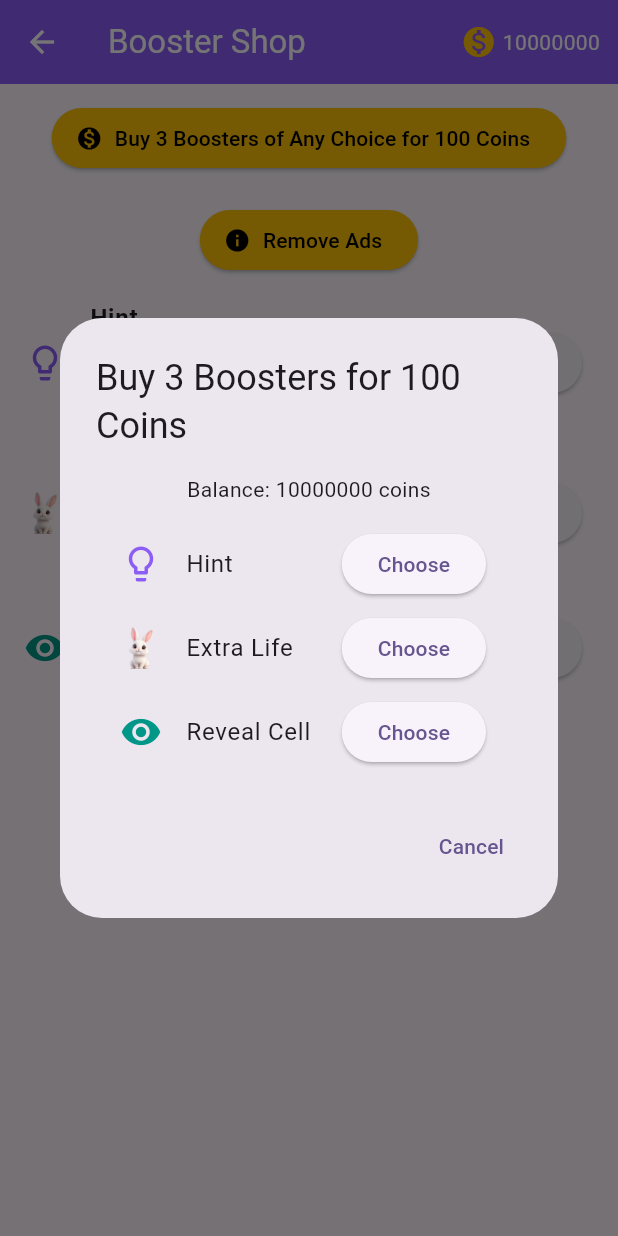
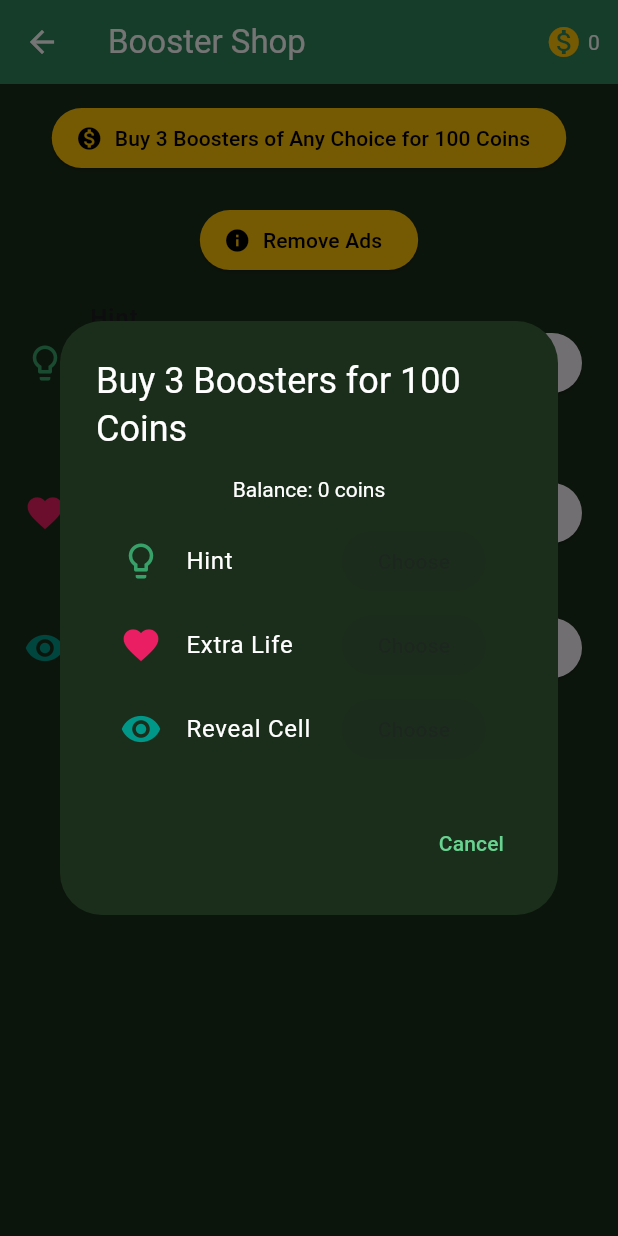
Before and after one commit to zuhaibranaa/bunny_doku, a Flutter app: the BoosterShopScreen screen opened by its route, after a tap on "Buy 3 Boosters of Any Choice for 100 Coi", on a phone screen of 412 x 824 dp. Run offline on Flutter 3.47's test engine with Material 3 defaults, Android fonts, the light colour scheme and no system bars; our stand-ins replace google_mobile_ads, in_app_purchase, shared_preferences; accounts and stored records are empty; network calls fail.

Commit message:
Use natural green theming across app, update map/shop/dialogs, fix booster ads

```diff
--- a/lib/data/repositories/stage_repository.dart
+++ b/lib/data/repositories/stage_repository.dart
@@ -56,10 +56,6 @@ class StageRepository {
   int getUnlockedStageIndex() {
     // Only progression-based unlocking: stage N+1 unlocks when stage N is completed.
     // All stages are locked initially except stage 1 (default unlockedStageIndex = 1).
-    // For testing, unlock all stages
-    if (LocalStorage.unlockedStageIndex < 1000) {
-      unawaited(LocalStorage.setUnlockedStageIndex(1000));
-    }
     return LocalStorage.unlockedStageIndex;
   }
 
--- a/lib/data/repositories/user_repository.dart
+++ b/lib/data/repositories/user_repository.dart
@@ -6,26 +6,16 @@ class UserRepository {
   UserModel? _cachedUser;
 
   UserModel getOrCreateUser() {
-    if (_cachedUser != null) {
-      if (_cachedUser!.totalCoins < 10000000) {
-        _cachedUser!.totalCoins = 10000000;
-        LocalStorage.setUser(_cachedUser!);
-      }
-      return _cachedUser!;
-    }
+    if (_cachedUser != null) return _cachedUser!;
 
     final existing = LocalStorage.user;
     if (existing != null) {
-      if (existing.totalCoins < 10000000) {
-        existing.totalCoins = 10000000;
-        LocalStorage.setUser(existing);
-      }
       _cachedUser = existing;
       return existing;
     }
 
     final userId = DateTime.now().millisecondsSinceEpoch.toString();
-    final user = UserModel(userId: userId, totalCoins: 10000000);
+    final user = UserModel(userId: userId);
     LocalStorage.setUserId(userId);
     LocalStorage.setUser(user);
     _cachedUser = user;
--- a/lib/main.dart
+++ b/lib/main.dart
@@ -94,7 +94,7 @@ class RabitDokuApp extends StatelessWidget {
           ),
         ),
         ChangeNotifierProvider(
-          create: (_) => AdProvider(userRepo: userRepo),
+          create: (_) => AdProvider(userRepo),
         ),
         ChangeNotifierProvider(
           create: (_) => BoosterProvider(boosterRepo: boosterRepo),
--- a/lib/presentation/providers/ad_provider.dart
+++ b/lib/presentation/providers/ad_provider.dart
@@ -20,7 +20,7 @@ class AdProvider extends ChangeNotifier {
   bool _isBannerLoaded = false;
   String? _error;
 
-  AdProvider({required UserRepository userRepo}) : _userRepo = userRepo;
+  AdProvider([UserRepository? userRepo]) : _userRepo = userRepo ?? UserRepository();
 
   bool get isInterstitialLoaded => _isInterstitialLoaded;
   bool get isRewardedLoaded => _isRewardedLoaded;
--- a/lib/presentation/providers/booster_provider.dart
+++ b/lib/presentation/providers/booster_provider.dart
@@ -3,16 +3,19 @@ import 'package:flutter/foundation.dart';
 import '../../data/repositories/booster_repository.dart';
 import '../../domain/entities/booster_entity.dart';
 import '../../config/booster_config.dart';
+import 'ad_provider.dart';
 
 class BoosterProvider extends ChangeNotifier {
   final BoosterRepository _boosterRepo;
+  final AdProvider? _adProvider;
 
   Map<String, int> _inventory = {};
   bool _isLoading = true;
   List<BoosterEntity> _boosters = [];
 
-  BoosterProvider({required BoosterRepository boosterRepo})
-      : _boosterRepo = boosterRepo;
+  BoosterProvider({required BoosterRepository boosterRepo, AdProvider? adProvider})
+      : _boosterRepo = boosterRepo,
+        _adProvider = adProvider;
 
   Map<String, int> get inventory => _inventory;
   List<BoosterEntity> get boosters => _boosters;
@@ -75,6 +78,16 @@ class BoosterProvider extends ChangeNotifier {
   }
 
   Future<void> buyBoosterWithAd(String boosterId) async {
-    await add(boosterId, 1);
+    if (_adProvider == null) {
+      await add(boosterId, 1);
+      return;
+    }
+    final shown = await _adProvider!.showRewardedAd((_, reward) async {
+      await add(boosterId, 1);
+    });
+    if (!shown) {
+      // Fallback to giving booster if ad fails
+      await add(boosterId, 1);
+    }
   }
 }
--- a/lib/presentation/screens/booster_shop_screen.dart
+++ b/lib/presentation/screens/booster_shop_screen.dart
@@ -2,6 +2,7 @@ import 'package:flutter/material.dart';
 
 import '../../domain/entities/booster_entity.dart';
 import '../widgets/rabbit_icon.dart';
+import 'game_screen.dart';
 
 /// Shop screen where players buy boosters with money or ads.
 class BoosterShopScreen extends StatefulWidget {
@@ -40,9 +41,10 @@ class _BoosterShopScreenState extends State<BoosterShopScreen> {
     final onBuyWithCoins = widget.onBuyWithCoins;
 
     return Scaffold(
+      backgroundColor: kCream,
       appBar: AppBar(
         title: const Text('Booster Shop'),
-        backgroundColor: const Color(0xFF8B5CF6),
+        backgroundColor: kMauve,
         foregroundColor: Colors.white,
         actions: [
           Padding(
@@ -124,17 +126,20 @@ class _BoosterShopScreenState extends State<BoosterShopScreen> {
     showDialog(
       context: context,
       builder: (dialogContext) => AlertDialog(
-        title: const Text('Buy 3 Boosters for 100 Coins'),
+        backgroundColor: kCream,
+        title: const Text('Buy 3 Boosters for 100 Coins', style: TextStyle(color: Colors.white)),
+        contentTextStyle: const TextStyle(color: Colors.white),
         content: Column(
           mainAxisSize: MainAxisSize.min,
           children: [
-            Text('Balance: $_balance coins'),
+            Text('Balance: $_balance coins', style: const TextStyle(color: Colors.white)),
             const SizedBox(height: 12),
             for (final b in widget.boosters)
               ListTile(
                 leading: _boosterIcon(b.id),
-                title: Text(b.name),
+                title: Text(b.name, style: const TextStyle(color: Colors.white)),
                 trailing: ElevatedButton(
+                  style: ElevatedButton.styleFrom(backgroundColor: kOrange, foregroundColor: Colors.white),
                   onPressed: _balance >= 100
                       ? () async {
                           final bought = await widget.onBuyWithCoins?.call(b.id);
@@ -155,7 +160,7 @@ class _BoosterShopScreenState extends State<BoosterShopScreen> {
         actions: [
           TextButton(
             onPressed: () => Navigator.pop(dialogContext),
-            child: const Text('Cancel'),
+            child: Text('Cancel', style: TextStyle(color: kGold)),
           ),
         ],
       ),
@@ -163,12 +168,14 @@ class _BoosterShopScreenState extends State<BoosterShopScreen> {
   }
   Widget _boosterIcon(String id) {
     if (id.contains('hint')) {
-      return const Icon(Icons.lightbulb_outline, color: Color(0xFF8B5CF6), size: 28);
+      return const Icon(Icons.lightbulb_outline, color: Color(0xFF38A169), size: 28);
     }
     if (id.contains('reveal')) {
       return const Icon(Icons.remove_red_eye, color: Colors.teal, size: 28);
     }
-    // undo booster is removed from UI
+    if (id.contains('extra_life')) {
+      return const Icon(Icons.favorite, color: Colors.pink, size: 28);
+    }
     return const RabbitIcon(size: 28);
   }
 }
--- a/lib/presentation/screens/game_screen.dart
+++ b/lib/presentation/screens/game_screen.dart
@@ -23,10 +23,10 @@ import '../../utils/rules_engine.dart';
 bool get _isMobile => Platform.isAndroid || Platform.isIOS;
 
 /// Cream / mauve theme matching the reference game.
-const Color kCream = Color(0xFFFFF7F0);
-const Color kMauve = Color(0xFF8B6B6B);
-const Color kOrange = Color(0xFFF5A623);
-const Color kGold = Color(0xFFF0C419);
+const Color kCream = Color(0xFF1B2E1B);
+const Color kMauve = Color(0xFF2F855A);
+const Color kOrange = Color(0xFF38A169);
+const Color kGold = Color(0xFF68D391);
 
 /// The 10x10 Rabit_doku game board — Meowdoku-style controls & animations.
 ///
--- a/lib/presentation/screens/map_screen.dart
+++ b/lib/presentation/screens/map_screen.dart
@@ -13,6 +13,11 @@ import '../../presentation/widgets/rabbit_icon.dart';
 import '../../presentation/widgets/refill_countdown.dart';
 import '../../presentation/widgets/ad_banner_widget.dart';
 import '../../presentation/screens/stage_popup.dart';
+
+const Color kCream = Color(0xFF1B2E1B);
+const Color kMauve = Color(0xFF2F855A);
+const Color kOrange = Color(0xFF38A169);
+const Color kGold = Color(0xFF68D391);
 
 /// Candy Crush Saga-style stage selection map.
 class MapScreen extends StatefulWidget {
@@ -94,9 +99,10 @@ class _MapScreenState extends State<MapScreen> {
         final userRepo = context.read<UserRepository>();
 
         return Scaffold(
+          backgroundColor: kCream,
           appBar: AppBar(
             title: const Text('Bunny Doku'),
-            backgroundColor: const Color(0xFF8B5CF6),
+            backgroundColor: kMauve,
             foregroundColor: Colors.white,
             actions: [
               IconButton(
--- a/lib/presentation/widgets/map_background.dart
+++ b/lib/presentation/widgets/map_background.dart
@@ -80,7 +80,7 @@ class _MeadowPainter extends CustomPainter {
     _paintTrees(canvas, w, midY);
     _paintHill(canvas, w, nearY, h * 0.07, _hillNear, 0.7);
     _paintGrassDetails(canvas, w, h, nearY);
-    _paintRabbit(canvas, w, h, nearY);
+    // _paintRabbit(canvas, w, h, nearY);
     _paintButterflies(canvas, w, h, nearY);
   }
 
```
Also changed, not shown: lib/presentation/screens/splash_screen.dart (+5 -5 lines), lib/presentation/screens/stage_popup.dart (+9 -6 lines), lib/presentation/widgets/how_to_play_dialog.dart (+5 -5 lines).
